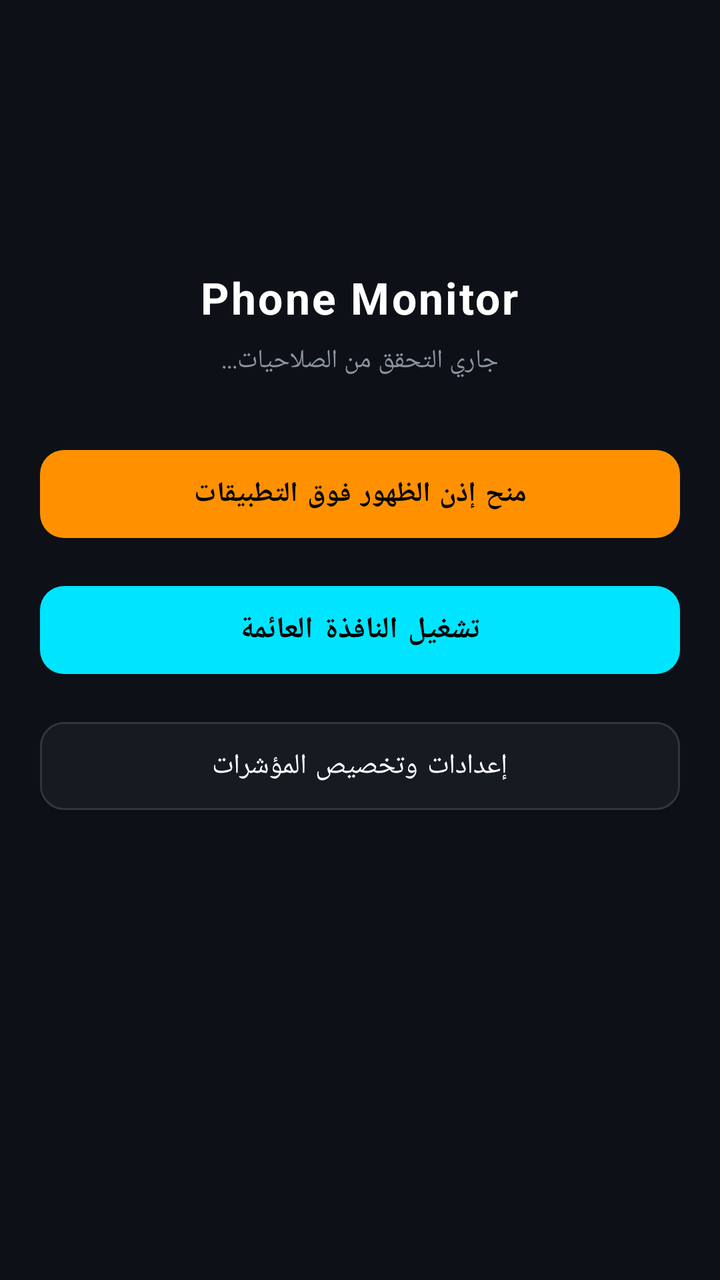
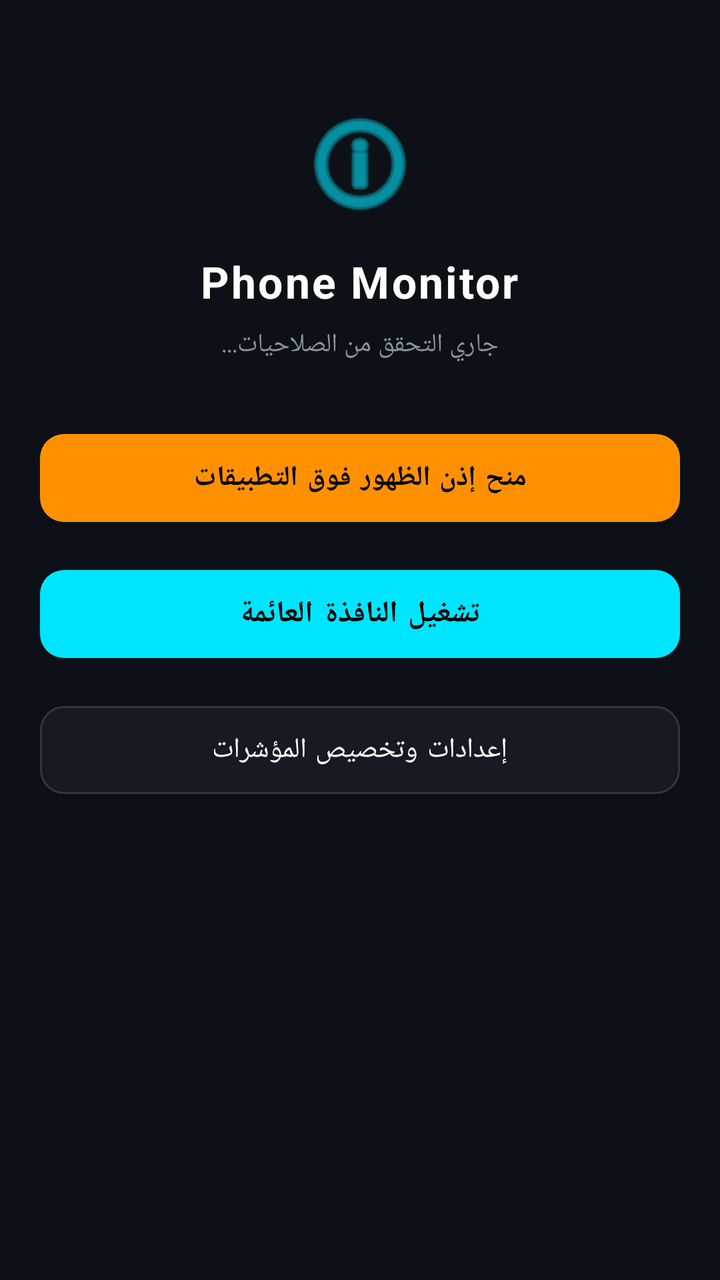

Before-and-after screenshots of an Android layout around one commit, followed by the original layout XML and the change that was made.
<!-- AndroidManifest.xml: application theme Theme.PhoneMonitor -->
<!-- res/layout/activity_main.xml -->
<?xml version="1.0" encoding="utf-8"?>
<LinearLayout xmlns:android="http://schemas.android.com/apk/res/android"
    xmlns:app="http://schemas.android.com/apk/res-auto"
    android:layout_width="match_parent"
    android:layout_height="match_parent"
    android:orientation="vertical"
    android:background="@color/bg_dark"
    android:padding="20dp"
    android:gravity="center_horizontal">

    <ImageView
        android:layout_width="72dp"
        android:layout_height="72dp"
        android:layout_marginTop="30dp"
        android:layout_marginBottom="12dp"
        android:src="@mipmap/ic_launcher" />

    <TextView
        android:layout_width="wrap_content"
        android:layout_height="wrap_content"
        android:text="Phone Monitor"
        android:textColor="@color/white"
        android:textSize="22sp"
        android:textStyle="bold"
        android:letterSpacing="0.05" />

    <TextView
        android:id="@+id/tvStatus"
        android:layout_width="wrap_content"
        android:layout_height="wrap_content"
        android:layout_marginTop="8dp"
        android:layout_marginBottom="30dp"
        android:text="جاري التحقق من الصلاحيات..."
        android:textColor="@color/text_secondary"
        android:textSize="13sp" />

    
    <com.google.android.material.button.MaterialButton
        android:id="@+id/btnPermission"
        android:layout_width="match_parent"
        android:layout_height="56dp"
        android:layout_marginBottom="12dp"
        android:text="منح إذن الظهور فوق التطبيقات"
        android:textColor="@color/black"
        android:textSize="14sp"
        android:textStyle="bold"
        app:backgroundTint="@color/neon_orange"
        app:cornerRadius="12dp" />

    
    <com.google.android.material.button.MaterialButton
        android:id="@+id/btnToggleService"
        android:layout_width="match_parent"
        android:layout_height="56dp"
        android:layout_marginBottom="12dp"
        android:text="تشغيل النافذة العائمة"
        android:textColor="@color/black"
        android:textSize="15sp"
        android:textStyle="bold"
        app:backgroundTint="@color/neon_cyan"
        app:cornerRadius="12dp" />

    
    <com.google.android.material.button.MaterialButton
        android:id="@+id/btnOpenSettings"
        android:layout_width="match_parent"
        android:layout_height="56dp"
        android:text="إعدادات وتخصيص المؤشرات"
        android:textColor="@color/white"
        android:textSize="14sp"
        app:backgroundTint="@color/card_dark"
        app:strokeColor="@color/card_stroke"
        app:strokeWidth="1dp"
        app:cornerRadius="12dp" />

</LinearLayout>
<!-- resources referenced by this layout -->
<resources>
  <color name="bg_dark">#0D1117</color>
  <color name="black">#FF000000</color>
  <color name="card_dark">#161B22</color>
  <color name="card_stroke">#30363D</color>
  <color name="neon_cyan">#00E5FF</color>
  <color name="neon_orange">#FF9100</color>
  <color name="text_secondary">#8B949E</color>
  <color name="white">#FFFFFFFF</color>
  <!-- mipmap ic_launcher (drawable) -->
  <vector xmlns:android="http://schemas.android.com/apk/res/android"
      android:width="108dp"
      android:height="108dp"
      android:viewportWidth="108"
      android:viewportHeight="108">
      <path
          android:fillColor="#6200EE"
          android:pathData="M0,0h108v108h-108z" />
      <path
          android:fillColor="#FFFFFF"
          android:pathData="M34,24 h40 a6,6 0 0 1 6,6 v48 a6,6 0 0 1 -6,6 h-40 a6,6 0 0 1 -6,-6 v-48 a6,6 0 0 1 6,-6 z M50,78 a4,4 0 1 0 8,0 a4,4 0 1 0 -8,0" />
  </vector>
  <style name="Theme.PhoneMonitor" parent="Theme.MaterialComponents.DayNight.NoActionBar">
          <item name="colorPrimary">@color/primary</item>
          <item name="colorPrimaryVariant">@color/primary_dark</item>
          <item name="colorOnPrimary">@color/white</item>
          <item name="colorSecondary">@color/neon_cyan</item>
          <item name="colorSecondaryVariant">@color/teal_700</item>
          <item name="colorOnSecondary">@color/black</item>
          <item name="android:statusBarColor">@color/bg_dark</item>
          <item name="android:windowBackground">@color/bg_dark</item>
      </style>
  <color name="primary">#00E5FF</color>
  <color name="primary_dark">#00B0FF</color>
  <color name="teal_700">#FF018786</color>
</resources>

<!-- the commit's change to res/layout/activity_main.xml (unified diff, before → after) -->
@@ -9,11 +9,12 @@
     android:gravity="center_horizontal">
 
     <ImageView
-        android:layout_width="72dp"
-        android:layout_height="72dp"
+        android:layout_width="64dp"
+        android:layout_height="64dp"
         android:layout_marginTop="30dp"
         android:layout_marginBottom="12dp"
-        android:src="@mipmap/ic_launcher" />
+        android:src="@android:drawable/ic_menu_info_details"
+        app:tint="@color/neon_cyan" />
 
     <TextView
         android:layout_width="wrap_content"
<!-- resource entries referenced after the edit -->
@@ -8,19 +8,6 @@
   <color name="neon_orange">#FF9100</color>
   <color name="text_secondary">#8B949E</color>
   <color name="white">#FFFFFFFF</color>
-  <!-- mipmap ic_launcher (drawable) -->
-  <vector xmlns:android="http://schemas.android.com/apk/res/android"
-      android:width="108dp"
-      android:height="108dp"
-      android:viewportWidth="108"
-      android:viewportHeight="108">
-      <path
-          android:fillColor="#6200EE"
-          android:pathData="M0,0h108v108h-108z" />
-      <path
-          android:fillColor="#FFFFFF"
-          android:pathData="M34,24 h40 a6,6 0 0 1 6,6 v48 a6,6 0 0 1 -6,6 h-40 a6,6 0 0 1 -6,-6 v-48 a6,6 0 0 1 6,-6 z M50,78 a4,4 0 1 0 8,0 a4,4 0 1 0 -8,0" />
-  </vector>
   <style name="Theme.PhoneMonitor" parent="Theme.MaterialComponents.DayNight.NoActionBar">
           <item name="colorPrimary">@color/primary</item>
           <item name="colorPrimaryVariant">@color/primary_dark</item>
